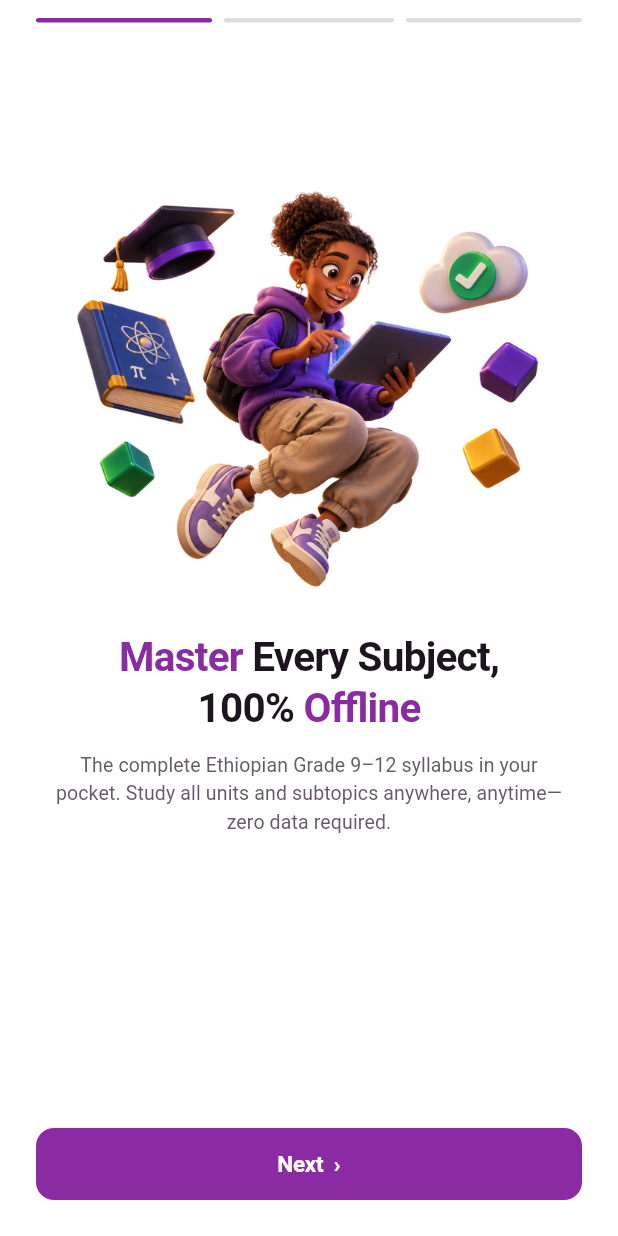
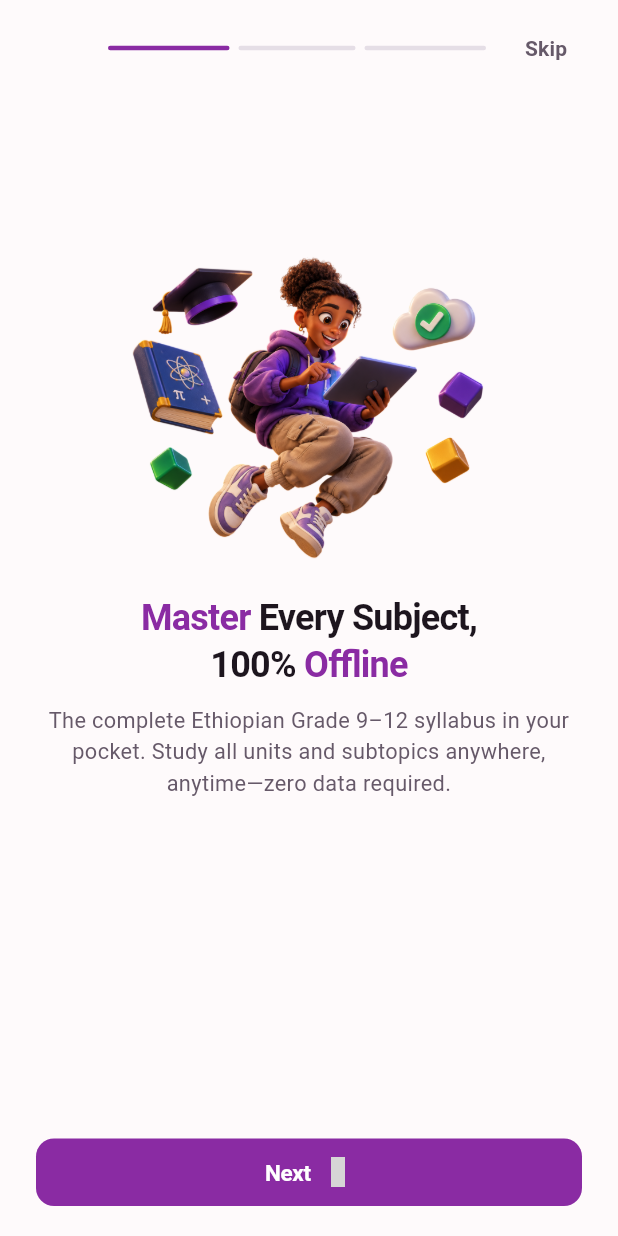
Before and after one commit to newt-ops/Acedex, a Flutter app: the screen it shows after launch, on a phone screen of 412 x 824 dp. Run offline on Flutter 3.47's test engine with Material 3 defaults, Android fonts, the phone set to English and light mode, and no system bars; our stand-ins replace drift, flutter_riverpod, flutter_secure_storage, hugeicons, local_auth, shared_preferences and 1 more; accounts and stored records are empty; generated files the repository leaves out were written again; grey boxes are pictures that could not be loaded.

Commit message:
style(onboarding): make splash and intro slides full screen and align with Acedex design system

```diff
--- a/lib/features/onboarding/screens/intro_slides_screen.dart
+++ b/lib/features/onboarding/screens/intro_slides_screen.dart
@@ -1,13 +1,16 @@
 import 'package:flutter/material.dart';
 import 'package:flutter/services.dart';
+import 'package:hugeicons/hugeicons.dart';
 import '../../../core/theme/app_colors.dart';
 import '../../../core/theme/app_theme.dart';
+import '../../../core/widgets/acedex_button.dart';
 
-/// 3-Slide Interactive Intro Screen matching the Figma slide design:
-/// - Top 3-segment progress indicator lines
-/// - Hand swipe gesture (left/right PageView) + Next / Get Started button
-/// - Staggered slide-up animations for 3D illustration, headline, subtitle, and button
-/// - Two-tone brand plum highlighted headlines
+/// 3-Slide Interactive Intro Screen adhering to the Acedex design system:
+/// - Full-screen immersive display with transparent system bars
+/// - Consistent typography, icon sizing, and layout matching app standards
+/// - Hand swipe gesture (left/right PageView) + standard AcedexButton
+/// - Top bar with back navigation, segmented step indicator, and Skip button
+/// - Staggered slide-up animations for 3D illustration, headline, and subtitle
 class IntroSlidesScreen extends StatefulWidget {
   const IntroSlidesScreen({
     super.key,
@@ -40,14 +43,24 @@ class _IntroSlidesScreenState extends State<IntroSlidesScreen> {
   }
 
   void _onNext() {
-    HapticFeedback.lightImpact();
+    HapticFeedback.selectionClick();
     if (_currentPage < 2) {
       _pageController.nextPage(
-        duration: const Duration(milliseconds: 380),
-        curve: Curves.easeInOutCubic,
+        duration: const Duration(milliseconds: 360),
+        curve: Curves.easeOutCubic,
       );
     } else {
       widget.onFinish();
+    }
+  }
+
+  void _onPrevious() {
+    HapticFeedback.selectionClick();
+    if (_currentPage > 0) {
+      _pageController.previousPage(
+        duration: const Duration(milliseconds: 360),
+        curve: Curves.easeOutCubic,
+      );
     }
   }
 
@@ -55,29 +68,71 @@ class _IntroSlidesScreenState extends State<IntroSlidesScreen> {
   Widget build(BuildContext context) {
     final colors = context.appColors;
     final isDark = Theme.of(context).brightness == Brightness.dark;
-    final bgColor = isDark ? const Color(0xFF0E0B0E) : Colors.white;
+    final bgColor = isDark ? const Color(0xFF130D0F) : const Color(0xFFFEFAFB);
 
-    return Scaffold(
+    return AnnotatedRegion<SystemUiOverlayStyle>(
+      value: SystemUiOverlayStyle(
+        statusBarColor: Colors.transparent,
+        statusBarIconBrightness: isDark ? Brightness.light : Brightness.dark,
+        systemNavigationBarColor: Colors.transparent,
+        systemNavigationBarIconBrightness:
+            isDark ? Brightness.light : Brightness.dark,
+        systemNavigationBarDividerColor: Colors.transparent,
+      ),
+      child: Scaffold(
         backgroundColor: bgColor,
-      body: SafeArea(
+        body: SizedBox.expand(
           child: Column(
             children: [
-            const SizedBox(height: AppTheme.space12),
-            // Top 3-segment progress lines
+              // Full-screen Top Bar
               Padding(
-              padding: const EdgeInsets.symmetric(horizontal: AppTheme.space24),
+                padding: EdgeInsets.only(
+                  top: MediaQuery.of(context).padding.top + AppTheme.space8,
+                  left: AppTheme.space16,
+                  right: AppTheme.space16,
+                  bottom: AppTheme.space4,
+                ),
+                child: Row(
+                  children: [
+                    if (_currentPage > 0)
+                      IconButton(
+                        icon: HugeIcon(
+                          icon: HugeIcons.strokeRoundedArrowLeft01,
+                          color: colors.textPrimary,
+                          size: 22,
+                        ),
+                        onPressed: _onPrevious,
+                      )
+                    else
+                      const SizedBox(width: 48),
+                    const SizedBox(width: AppTheme.space8),
+                    Expanded(
                       child: _StepIndicatorLines(
                         currentPage: _currentPage,
                         totalSteps: 3,
                         activeColor: colors.primary,
                         inactiveColor: isDark
                             ? const Color(0xFF383239)
-                    : const Color(0xFFE1DAE2),
+                            : const Color(0xFFE5DEE6),
                       ),
                     ),
-            const SizedBox(height: AppTheme.space8),
+                    const SizedBox(width: AppTheme.space8),
+                    TextButton(
+                      onPressed: widget.onFinish,
+                      child: Text(
+                        'Skip',
+                        style: TextStyle(
+                          color: colors.textSecondary,
+                          fontWeight: FontWeight.w600,
+                          fontSize: 14,
+                        ),
+                      ),
+                    ),
+                  ],
+                ),
+              ),
 
-            // PageView with hand swiping enabled
+              // PageView with hand swipe enabled
               Expanded(
                 child: PageView(
                   controller: _pageController,
@@ -107,8 +162,6 @@ class _IntroSlidesScreenState extends State<IntroSlidesScreen> {
                       ],
                       subtitle:
                           'The complete Ethiopian Grade 9–12 syllabus in your pocket. Study all units and subtopics anywhere, anytime—zero data required.',
-                    buttonLabel: 'Next  ›',
-                    onButtonPressed: _onNext,
                     ),
                     _IntroSlidePage(
                       isActive: _currentPage == 1,
@@ -129,8 +182,6 @@ class _IntroSlidesScreenState extends State<IntroSlidesScreen> {
                       ],
                       subtitle:
                           'Break down heavy chapters into digestible subtopics. Track your progression from first read to total mastery with built-in focus timers.',
-                    buttonLabel: 'Next  ›',
-                    onButtonPressed: _onNext,
                     ),
                     _IntroSlidePage(
                       isActive: _currentPage == 2,
@@ -154,14 +205,34 @@ class _IntroSlidesScreenState extends State<IntroSlidesScreen> {
                         ),
                       ],
                       subtitle:
-                        'Build unstoppable daily study momentum with streak freezes, conquer your target hours, and walk into national exams with total confidence',
-                    buttonLabel: 'Get Started  ›',
-                    onButtonPressed: _onNext,
+                          'Build unstoppable daily study momentum with streak freezes, conquer your target hours, and walk into national exams with total confidence.',
                     ),
                   ],
                 ),
               ),
+
+              // Bottom Action Button using canonical AcedexButton
+              Padding(
+                padding: EdgeInsets.only(
+                  left: AppTheme.space24,
+                  right: AppTheme.space24,
+                  bottom:
+                      MediaQuery.of(context).padding.bottom + AppTheme.space20,
+                  top: AppTheme.space8,
+                ),
+                child: AcedexButton(
+                  label: _currentPage == 2 ? 'Get Started' : 'Next',
+                  variant: AcedexButtonVariant.primary,
+                  trailing: HugeIcon(
+                    icon: HugeIcons.strokeRoundedArrowRight01,
+                    color: colors.onPrimary,
+                    size: 20,
+                  ),
+                  onPressed: _onNext,
+                ),
+              ),
             ],
+          ),
         ),
       ),
     );
@@ -188,11 +259,13 @@ class _StepIndicatorLines extends StatelessWidget {
       children: List.generate(totalSteps, (index) {
         final isActive = index <= currentPage;
         return Expanded(
-          child: Container(
+          child: AnimatedContainer(
+            duration: const Duration(milliseconds: 240),
+            curve: Curves.easeOutCubic,
             height: 3.0,
             margin: EdgeInsets.only(
-              left: index == 0 ? 0 : 4.0,
-              right: index == totalSteps - 1 ? 0 : 4.0,
+              left: index == 0 ? 0 : 3.0,
+              right: index == totalSteps - 1 ? 0 : 3.0,
             ),
             decoration: BoxDecoration(
               color: isActive ? activeColor : inactiveColor,
@@ -205,23 +278,19 @@ class _StepIndicatorLines extends StatelessWidget {
   }
 }
 
-/// Individual slide page with staggered slide-up animations for each component
+/// Individual slide page with refined, app-consistent typography and balanced icon/illustration sizing
 class _IntroSlidePage extends StatefulWidget {
   const _IntroSlidePage({
     required this.isActive,
     required this.imageAsset,
     required this.headlineSpans,
     required this.subtitle,
-    required this.buttonLabel,
-    required this.onButtonPressed,
   });
 
   final bool isActive;
   final String imageAsset;
   final List<TextSpan> headlineSpans;
   final String subtitle;
-  final String buttonLabel;
-  final VoidCallback onButtonPressed;
 
   @override
   State<_IntroSlidePage> createState() => _IntroSlidePageState();
@@ -233,7 +302,6 @@ class _IntroSlidePageState extends State<_IntroSlidePage>
   late final Animation<Offset> _imageSlideAnim;
   late final Animation<Offset> _headlineSlideAnim;
   late final Animation<Offset> _subtitleSlideAnim;
-  late final Animation<Offset> _buttonSlideAnim;
   late final Animation<double> _fadeAnim;
 
   @override
@@ -241,7 +309,7 @@ class _IntroSlidePageState extends State<_IntroSlidePage>
     super.initState();
     _animController = AnimationController(
       vsync: this,
-      duration: const Duration(milliseconds: 600),
+      duration: const Duration(milliseconds: 550),
     );
 
     _fadeAnim = CurvedAnimation(
@@ -249,38 +317,30 @@ class _IntroSlidePageState extends State<_IntroSlidePage>
       curve: Curves.easeOutCubic,
     );
 
-    // Staggered slide-up curves (all sliding up from bottom to top)
-    _imageSlideAnim =
-        Tween<Offset>(begin: const Offset(0.0, 0.12), end: Offset.zero).animate(
-          CurvedAnimation(
+    // Staggered slide-up curves
+    _imageSlideAnim = Tween<Offset>(
+      begin: const Offset(0.0, 0.10),
+      end: Offset.zero,
+    ).animate(CurvedAnimation(
       parent: _animController,
-            curve: const Interval(0.0, 0.70, curve: Curves.easeOutCubic),
-          ),
-        );
+      curve: const Interval(0.0, 0.65, curve: Curves.easeOutCubic),
+    ));
 
-    _headlineSlideAnim =
-        Tween<Offset>(begin: const Offset(0.0, 0.20), end: Offset.zero).animate(
-          CurvedAnimation(
+    _headlineSlideAnim = Tween<Offset>(
+      begin: const Offset(0.0, 0.16),
+      end: Offset.zero,
+    ).animate(CurvedAnimation(
       parent: _animController,
-            curve: const Interval(0.15, 0.85, curve: Curves.easeOutCubic),
-          ),
-        );
+      curve: const Interval(0.12, 0.80, curve: Curves.easeOutCubic),
+    ));
 
-    _subtitleSlideAnim =
-        Tween<Offset>(begin: const Offset(0.0, 0.24), end: Offset.zero).animate(
-          CurvedAnimation(
+    _subtitleSlideAnim = Tween<Offset>(
+      begin: const Offset(0.0, 0.20),
+      end: Offset.zero,
+    ).animate(CurvedAnimation(
       parent: _animController,
-            curve: const Interval(0.25, 0.95, curve: Curves.easeOutCubic),
-          ),
-        );
-
-    _buttonSlideAnim =
-        Tween<Offset>(begin: const Offset(0.0, 0.30), end: Offset.zero).animate(
-          CurvedAnimation(
-            parent: _animController,
-            curve: const Interval(0.35, 1.0, curve: Curves.easeOutCubic),
-          ),
-        );
+      curve: const Interval(0.22, 0.95, curve: Curves.easeOutCubic),
+    ));
 
     if (widget.isActive) {
       _animController.forward();
@@ -308,14 +368,15 @@ class _IntroSlidePageState extends State<_IntroSlidePage>
     return LayoutBuilder(
       builder: (context, constraints) {
         final availableHeight = constraints.maxHeight;
-        final imageHeight = (availableHeight * 0.38).clamp(180.0, 280.0);
+        // Balanced hero illustration height conforming to app proportions
+        final imageHeight = (availableHeight * 0.30).clamp(160.0, 210.0);
 
         return Padding(
           padding: const EdgeInsets.symmetric(horizontal: AppTheme.space24),
           child: Column(
             children: [
               const Spacer(flex: 1),
-              // 1. 3D Illustration (Slide Up)
+              // 1. 3D Character Illustration (Slide Up)
               SlideTransition(
                 position: _imageSlideAnim,
                 child: FadeTransition(
@@ -328,7 +389,7 @@ class _IntroSlidePageState extends State<_IntroSlidePage>
               ),
               const SizedBox(height: AppTheme.space20),
 
-              // 2. Headline with Two-Tone Styling (Slide Up)
+              // 2. Headline with Two-Tone Styling (App Standard 24px)
               SlideTransition(
                 position: _headlineSlideAnim,
                 child: FadeTransition(
@@ -336,12 +397,12 @@ class _IntroSlidePageState extends State<_IntroSlidePage>
                   child: RichText(
                     textAlign: TextAlign.center,
                     text: TextSpan(
-                      style: const TextStyle(
-                        fontFamily: 'Inter',
-                        fontSize: 27.0,
+                      style: TextStyle(
+                        fontSize: 24.0,
                         fontWeight: FontWeight.bold,
                         letterSpacing: -0.5,
-                        height: 1.25,
+                        height: 1.28,
+                        color: colors.textPrimary,
                       ),
                       children: widget.headlineSpans,
                     ),
@@ -350,7 +411,7 @@ class _IntroSlidePageState extends State<_IntroSlidePage>
               ),
               const SizedBox(height: AppTheme.space12),
 
-              // 3. Subtitle (Slide Up)
+              // 3. Subtitle (App Standard 14.5px)
               SlideTransition(
                 position: _subtitleSlideAnim,
                 child: FadeTransition(
@@ -363,35 +424,16 @@ class _IntroSlidePageState extends State<_IntroSlidePage>
                       widget.subtitle,
                       textAlign: TextAlign.center,
                       style: TextStyle(
-                        fontSize: 13.0,
+                        fontSize: 14.5,
                         color: colors.textSecondary,
                         height: 1.45,
-                        letterSpacing: 0.1,
+                        fontWeight: FontWeight.normal,
                       ),
                     ),
                   ),
                 ),
               ),
               const Spacer(flex: 2),
-
-              // 4. Bottom Button (Slide Up)
-              SlideTransition(
-                position: _buttonSlideAnim,
-                child: FadeTransition(
-                  opacity: _fadeAnim,
-                  child: SizedBox(
-                    width: double.infinity,
-                    height: 48.0,
-                    child: _PressableButton(
-                      label: widget.buttonLabel,
-                      backgroundColor: colors.primary,
-                      foregroundColor: colors.onPrimary,
-                      onPressed: widget.onButtonPressed,
-                    ),
-                  ),
-                ),
-              ),
-              const SizedBox(height: AppTheme.space24),
             ],
           ),
         );
@@ -399,56 +441,3 @@ class _IntroSlidePageState extends State<_IntroSlidePage>
     );
   }
 }
-
-/// Clean button matching Figma design with smooth tactile press scaling and zero glow
-class _PressableButton extends StatefulWidget {
-  const _PressableButton({
-    required this.label,
-    required this.backgroundColor,
-    required this.foregroundColor,
-    required this.onPressed,
-  });
-
-  final String label;
-  final Color backgroundColor;
-  final Color foregroundColor;
-  final VoidCallback onPressed;
-
-  @override
-  State<_PressableButton> createState() => _PressableButtonState();
-}
-
-class _PressableButtonState extends State<_PressableButton> {
-  bool _isPressed = false;
-
-  @override
-  Widget build(BuildContext context) {
-    return AnimatedScale(
-      scale: _isPressed ? 0.97 : 1.0,
-      duration: const Duration(milliseconds: 100),
-      curve: Curves.easeOutCubic,
-      child: GestureDetector(
-        onTapDown: (_) => setState(() => _isPressed = true),
-        onTapUp: (_) => setState(() => _isPressed = false),
-        onTapCancel: () => setState(() => _isPressed = false),
-        onTap: widget.onPressed,
-        child: Container(
-          decoration: BoxDecoration(
-            color: widget.backgroundColor,
-            borderRadius: BorderRadius.circular(12.0),
-          ),
-          alignment: Alignment.center,
-          child: Text(
-            widget.label,
-            style: TextStyle(
-              fontSize: 15.0,
-              fontWeight: FontWeight.w600,
-              color: widget.foregroundColor,
-              letterSpacing: -0.2,
-            ),
-          ),
-        ),
-      ),
-    );
-  }
-}
--- a/lib/features/onboarding/screens/intro_splash_screen.dart
+++ b/lib/features/onboarding/screens/intro_splash_screen.dart
@@ -1,8 +1,9 @@
 import 'package:flutter/material.dart';
+import 'package:flutter/services.dart';
 import '../../../core/theme/app_colors.dart';
 import '../../../core/theme/app_theme.dart';
 
-/// Loading / Splash screen that displays the Acedex Gemini brand logo
+/// Full-screen Splash & Loading screen that displays the Acedex Gemini brand logo
 /// with a smooth fade-up animation and a horizontal loading bar underneath.
 class IntroSplashScreen extends StatefulWidget {
   const IntroSplashScreen({
@@ -42,7 +43,7 @@ class _IntroSplashScreenState extends State<IntroSplashScreen>
     );
 
     _slideAnimation = Tween<Offset>(
-      begin: const Offset(0.0, 0.18),
+      begin: const Offset(0.0, 0.16),
       end: Offset.zero,
     ).animate(CurvedAnimation(
       parent: _fadeController,
@@ -87,12 +88,21 @@ class _IntroSplashScreenState extends State<IntroSplashScreen>
         ? 'assets/logo/brand/acedex_logo_gemini_dark.jpg'
         : 'assets/logo/brand/acedex_logo_gemini_light.jpg';
 
+    // Background matches exact corner pixels of brand JPG for seamless blend
     final bgColor = isDark ? const Color(0xFF130D0F) : const Color(0xFFFEFAFB);
 
-    return Scaffold(
-      backgroundColor: bgColor,
-      body: SafeArea(
-        child: Center(
+    return AnnotatedRegion<SystemUiOverlayStyle>(
+      value: SystemUiOverlayStyle(
+        statusBarColor: Colors.transparent,
+        statusBarIconBrightness: isDark ? Brightness.light : Brightness.dark,
+        systemNavigationBarColor: Colors.transparent,
+        systemNavigationBarIconBrightness:
+            isDark ? Brightness.light : Brightness.dark,
+        systemNavigationBarDividerColor: Colors.transparent,
+      ),
+      child: Scaffold(
+        backgroundColor: bgColor,
+        body: SizedBox.expand(
           child: Column(
             mainAxisAlignment: MainAxisAlignment.center,
             children: [
@@ -104,10 +114,12 @@ class _IntroSplashScreenState extends State<IntroSplashScreen>
                   position: _slideAnimation,
                   child: Container(
                     constraints: const BoxConstraints(
-                      maxWidth: 340,
-                      maxHeight: 120,
+                      maxWidth: 260,
+                      maxHeight: 90,
                     ),
-                    padding: const EdgeInsets.symmetric(horizontal: AppTheme.space24),
+                    padding: const EdgeInsets.symmetric(
+                      horizontal: AppTheme.space24,
+                    ),
                     child: Image.asset(
                       logoAsset,
                       fit: BoxFit.contain,
@@ -115,16 +127,17 @@ class _IntroSplashScreenState extends State<IntroSplashScreen>
                   ),
                 ),
               ),
-              const SizedBox(height: AppTheme.space32),
+              const SizedBox(height: AppTheme.space24),
               // Horizontal loading bar under the logo
               AnimatedBuilder(
                 animation: _progressAnimation,
                 builder: (context, _) {
                   return Container(
-                    width: 220,
+                    width: 200,
                     height: 4.0,
                     decoration: BoxDecoration(
-                      color: colors.primary.withValues(alpha: isDark ? 0.20 : 0.12),
+                      color: colors.primary
+                          .withValues(alpha: isDark ? 0.20 : 0.12),
                       borderRadius: BorderRadius.circular(100.0),
                     ),
                     alignment: Alignment.centerLeft,
```
Also changed, not shown: lib/features/onboarding/screens/intro_flow_screen.dart (line endings or trailing spaces), 3 other files. Lines whose indentation alone changed are shown as unchanged.
